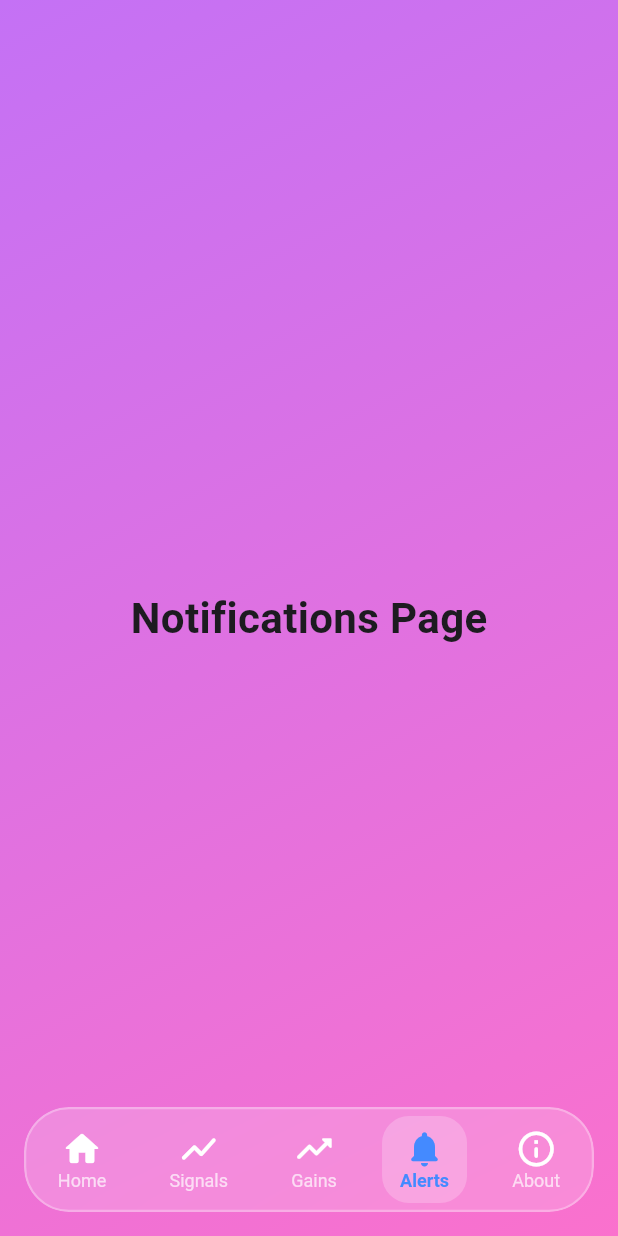
After one commit to igmoiiz/Trade-With-Shaw, a Flutter app: the screen it shows after launch, item 4 of the bottom bar chosen, on a phone screen of 412 x 824 dp. The commit adds this screen. Run offline on Flutter 3.47's test engine with Material 3 defaults, Android fonts, the phone set to English and light mode, and no system bars; our stand-ins replace google_fonts.

Commit message:
Refactor app structure: Convert TradeWithShawApp to StatelessWidget, implement MainNavigation, and add new pages for About, Gains, and Notifications.

```diff
--- a/lib/app.dart
+++ b/lib/app.dart
@@ -1,4 +1,3 @@
-import 'dart:ui';
 import 'package:flutter/material.dart';
 import 'ui/components/glass_bottom_nav.dart';
 import 'ui/pages/home_page.dart';
@@ -7,14 +6,27 @@ import 'ui/pages/gains_page.dart';
 import 'ui/pages/notifications_page.dart';
 import 'ui/pages/about_page.dart';
 
-class TradeWithShawApp extends StatefulWidget {
-  const TradeWithShawApp({Key? key}) : super(key: key);
+class TradeWithShawApp extends StatelessWidget {
+  const TradeWithShawApp({super.key});
 
   @override
-  State<TradeWithShawApp> createState() => _TradeWithShawAppState();
+  Widget build(BuildContext context) {
+    return MaterialApp(
+      title: 'Trade With Shaw',
+      debugShowCheckedModeBanner: false,
+      home: const MainNavigation(),
+    );
+  }
 }
 
-class _TradeWithShawAppState extends State<TradeWithShawApp> {
+class MainNavigation extends StatefulWidget {
+  const MainNavigation({super.key});
+
+  @override
+  State<MainNavigation> createState() => _MainNavigationState();
+}
+
+class _MainNavigationState extends State<MainNavigation> {
   int _selectedIndex = 0;
 
   final List<Widget> _pages = const [
--- a/lib/main.dart
+++ b/lib/main.dart
@@ -1,22 +1,12 @@
 import 'package:flutter/material.dart';
-import 'package:trade_with_shaw/utils/theme/theme.dart';
-import 'package:trade_with_shaw/view/interface/home_page.dart';
+import 'app.dart';
 
 void main() {
-  runApp(const MainApp());
-}
-
-class MainApp extends StatelessWidget {
-  const MainApp({super.key});
-
-  @override
-  Widget build(BuildContext context) {
-    return MaterialApp(
-      theme: applicationTheme,
+  runApp(
+    MaterialApp(
       title: 'Trade With Shaw',
       debugShowCheckedModeBanner: false,
-      // themeMode: ThemeMode.dark,
-      home: const HomePage(),
-    );
-  }
+      home: const TradeWithShawApp(),
+    ),
+  );
 }
--- /dev/null
+++ b/lib/ui/pages/notifications_page.dart
@@ -0,0 +1,24 @@
+import 'package:flutter/material.dart';
+
+class NotificationsPage extends StatelessWidget {
+  const NotificationsPage({super.key});
+
+  @override
+  Widget build(BuildContext context) {
+    return Container(
+      decoration: const BoxDecoration(
+        gradient: LinearGradient(
+          colors: [Color(0xFFc471f5), Color(0xFFfa71cd)],
+          begin: Alignment.topLeft,
+          end: Alignment.bottomRight,
+        ),
+      ),
+      child: const Center(
+        child: Text(
+          'Notifications Page',
+          style: TextStyle(fontSize: 28, fontWeight: FontWeight.bold),
+        ),
+      ),
+    );
+  }
+}
```
Also changed, not shown: lib/ui/pages/about_page.dart (added, +24 -0 lines), lib/ui/pages/gains_page.dart (added, +24 -0 lines).
